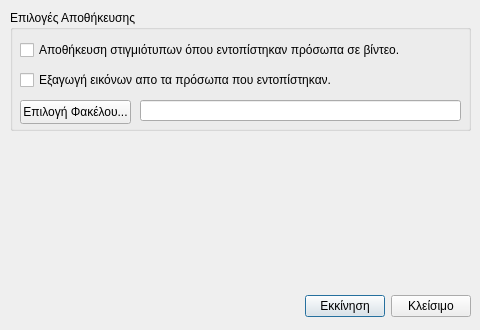
This is facedetectiondialog.ui in Felfired/Argus as Qt 5 draws it before an edit. The edited form follows.
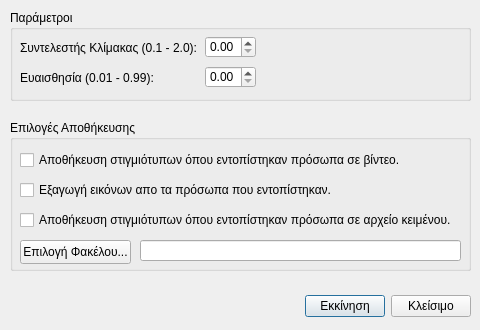
This is the edited form. Icons and pictures are not drawn.

What changed in the file:
```diff
--- a/facedetectiondialog.ui
+++ b/facedetectiondialog.ui
@@ -66,9 +66,9 @@
    <property name="geometry">
     <rect>
      <x>10</x>
-     <y>10</y>
+     <y>120</y>
      <width>461</width>
-     <height>121</height>
+     <height>151</height>
     </rect>
    </property>
    <property name="title">
@@ -79,7 +79,7 @@
      <rect>
       <x>10</x>
       <y>30</y>
-      <width>431</width>
+      <width>441</width>
       <height>20</height>
      </rect>
     </property>
@@ -92,7 +92,7 @@
      <rect>
       <x>10</x>
       <y>60</y>
-      <width>431</width>
+      <width>441</width>
       <height>20</height>
      </rect>
     </property>
@@ -104,7 +104,7 @@
     <property name="geometry">
      <rect>
       <x>10</x>
-      <y>90</y>
+      <y>120</y>
       <width>111</width>
       <height>24</height>
      </rect>
@@ -117,9 +117,81 @@
     <property name="geometry">
      <rect>
       <x>130</x>
-      <y>90</y>
+      <y>120</y>
       <width>321</width>
       <height>21</height>
+     </rect>
+    </property>
+   </widget>
+   <widget class="QCheckBox" name="saveToTxtCheckBox">
+    <property name="geometry">
+     <rect>
+      <x>10</x>
+      <y>90</y>
+      <width>441</width>
+      <height>20</height>
+     </rect>
+    </property>
+    <property name="text">
+     <string>Αποθήκευση στιγμιότυπων όπου εντοπίστηκαν πρόσωπα σε αρχείο κειμένου.</string>
+    </property>
+   </widget>
+  </widget>
+  <widget class="QGroupBox" name="groupBox_2">
+   <property name="geometry">
+    <rect>
+     <x>10</x>
+     <y>10</y>
+     <width>461</width>
+     <height>91</height>
+    </rect>
+   </property>
+   <property name="title">
+    <string>Παράμετροι</string>
+   </property>
+   <widget class="QLabel" name="label">
+    <property name="geometry">
+     <rect>
+      <x>10</x>
+      <y>30</y>
+      <width>191</width>
+      <height>16</height>
+     </rect>
+    </property>
+    <property name="text">
+     <string>Συντελεστής Κλίμακας (0.1 - 2.0):</string>
+    </property>
+   </widget>
+   <widget class="QDoubleSpinBox" name="scaleFactorSpinBox">
+    <property name="geometry">
+     <rect>
+      <x>195</x>
+      <y>26</y>
+      <width>51</width>
+      <height>22</height>
+     </rect>
+    </property>
+   </widget>
+   <widget class="QLabel" name="label_2">
+    <property name="geometry">
+     <rect>
+      <x>10</x>
+      <y>60</y>
+      <width>141</width>
+      <height>16</height>
+     </rect>
+    </property>
+    <property name="text">
+     <string>Ευαισθησία (0.01 - 0.99):</string>
+    </property>
+   </widget>
+   <widget class="QDoubleSpinBox" name="confidenceThresholdSpinBox">
+    <property name="geometry">
+     <rect>
+      <x>195</x>
+      <y>56</y>
+      <width>51</width>
+      <height>22</height>
      </rect>
     </property>
    </widget>
```
